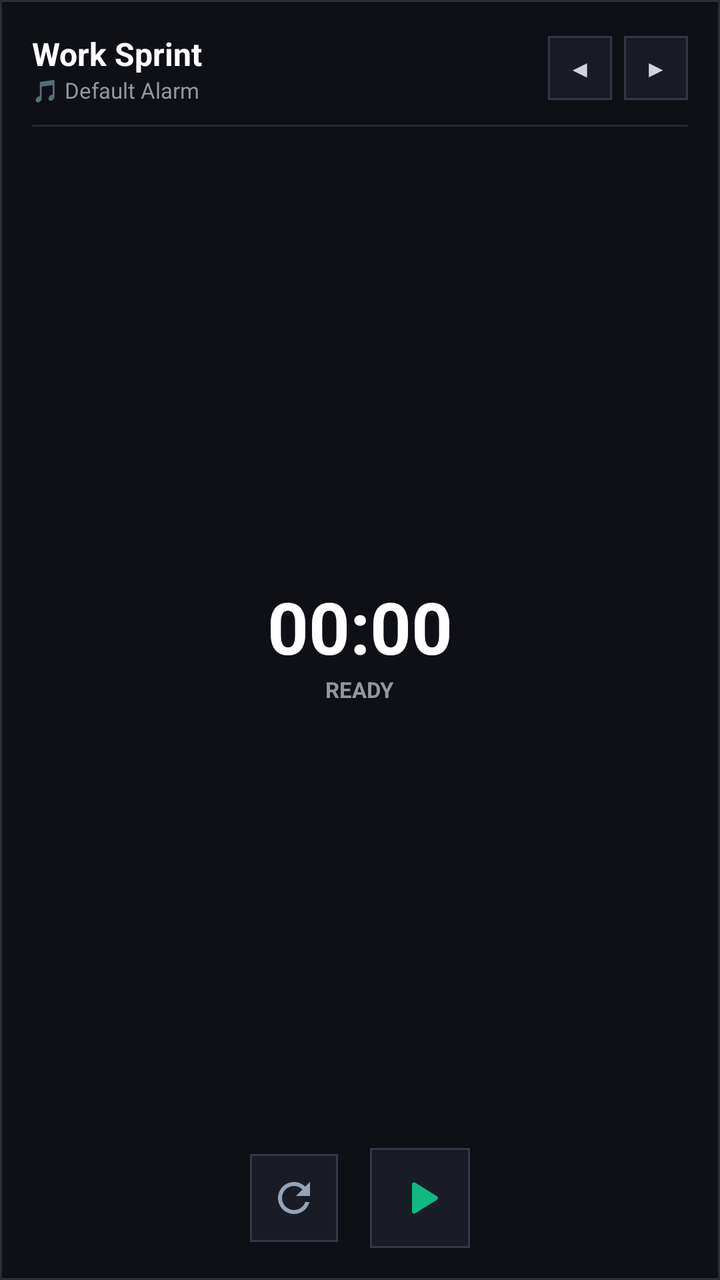
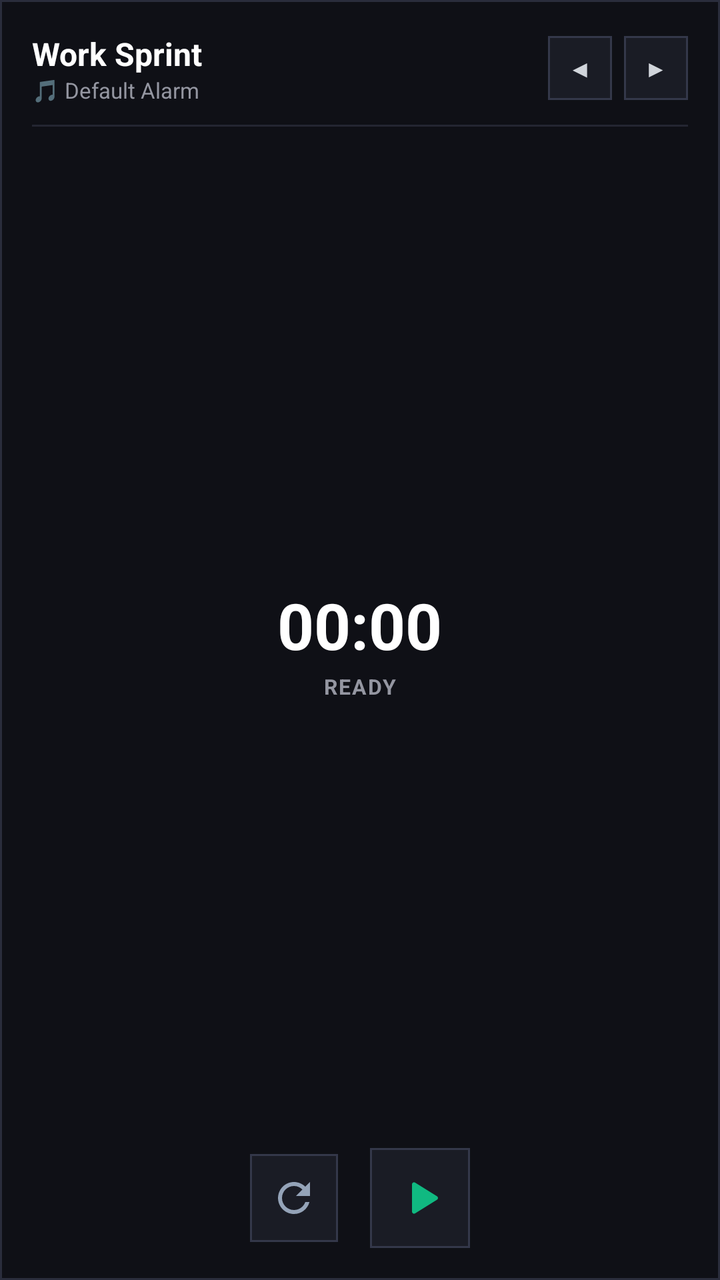

Compare the two renders of this Android layout. The source of the first and the diff that turns it into the second are given below.
<!-- AndroidManifest.xml: application theme Theme.MultiTimer -->
<!-- res/layout/widget_single_timer.xml -->
<?xml version="1.0" encoding="utf-8"?>
<LinearLayout xmlns:android="http://schemas.android.com/apk/res/android"
    android:id="@+id/hero_widget_root"
    android:layout_width="match_parent"
    android:layout_height="match_parent"
    android:background="@drawable/widget_card_bg"
    android:orientation="vertical"
    android:padding="16dp">

    
    <LinearLayout
        android:layout_width="match_parent"
        android:layout_height="wrap_content"
        android:gravity="center_vertical"
        android:orientation="horizontal">

        <LinearLayout
            android:layout_width="0dp"
            android:layout_height="wrap_content"
            android:layout_weight="1"
            android:orientation="vertical">

            <TextView
                android:id="@+id/hero_timer_name"
                android:layout_width="wrap_content"
                android:layout_height="wrap_content"
                android:ellipsize="end"
                android:maxLines="1"
                android:text="Work Sprint"
                android:textColor="#FFFFFF"
                android:textSize="16sp"
                android:textStyle="bold" />

            <TextView
                android:id="@+id/hero_sound_name"
                android:layout_width="wrap_content"
                android:layout_height="wrap_content"
                android:text="🎵 Default Alarm"
                android:textColor="#9496A1"
                android:textSize="11sp" />
        </LinearLayout>

        
        <TextView
            android:id="@+id/btn_hero_prev"
            android:layout_width="32dp"
            android:layout_height="32dp"
            android:background="@drawable/btn_action_bg"
            android:gravity="center"
            android:text="◀"
            android:textColor="#D1D5DB"
            android:textSize="12sp"
            android:layout_marginEnd="6dp" />

        
        <TextView
            android:id="@+id/btn_hero_next"
            android:layout_width="32dp"
            android:layout_height="32dp"
            android:background="@drawable/btn_action_bg"
            android:gravity="center"
            android:text="▶"
            android:textColor="#D1D5DB"
            android:textSize="12sp" />
    </LinearLayout>

    <FrameLayout
        android:layout_width="match_parent"
        android:layout_height="1dp"
        android:background="#242632"
        android:layout_marginTop="10dp"
        android:layout_marginBottom="12dp" />

    
    <LinearLayout
        android:layout_width="match_parent"
        android:layout_height="0dp"
        android:layout_weight="1"
        android:gravity="center"
        android:orientation="vertical">

        
        <Chronometer
            android:id="@+id/hero_chronometer"
            android:layout_width="wrap_content"
            android:layout_height="wrap_content"
            android:textColor="#FFFFFF"
            android:textSize="36sp"
            android:textStyle="bold" />

        
        <TextView
            android:id="@+id/hero_timer_text"
            android:layout_width="wrap_content"
            android:layout_height="wrap_content"
            android:text="25:00"
            android:textColor="#FFFFFF"
            android:textSize="36sp"
            android:textStyle="bold"
            android:visibility="gone" />

        <TextView
            android:id="@+id/hero_status_label"
            android:layout_width="wrap_content"
            android:layout_height="wrap_content"
            android:text="READY"
            android:textColor="#9496A1"
            android:textSize="11sp"
            android:textStyle="bold" />
    </LinearLayout>

    
    <LinearLayout
        android:layout_width="match_parent"
        android:layout_height="wrap_content"
        android:gravity="center"
        android:orientation="horizontal"
        android:layout_marginTop="8dp">

        <ImageButton
            android:id="@+id/btn_hero_reset"
            android:layout_width="44dp"
            android:layout_height="44dp"
            android:background="@drawable/btn_action_bg"
            android:contentDescription="Reset"
            android:src="@drawable/ic_reset"
            android:layout_marginEnd="16dp" />

        <ImageButton
            android:id="@+id/btn_hero_play_pause"
            android:layout_width="50dp"
            android:layout_height="50dp"
            android:background="@drawable/btn_action_bg"
            android:contentDescription="Play or Pause"
            android:src="@drawable/ic_play" />
    </LinearLayout>

</LinearLayout>
<!-- resources referenced by this layout -->
<resources>
  <!-- drawable btn_action_bg (drawable) -->
  <?xml version="1.0" encoding="utf-8"?>
  <shape xmlns:android="http://schemas.android.com/apk/res/android"
      android:shape="rectangle">
      <solid android:color="#1A1C25" />
      <corners android:radius="0dp" />
      <stroke
          android:width="1dp"
          android:color="#34384A" />
      <size
          android:width="36dp"
          android:height="36dp" />
  </shape>
  <!-- drawable ic_play (drawable) -->
  <vector xmlns:android="http://schemas.android.com/apk/res/android"
      android:width="24dp"
      android:height="24dp"
      android:viewportWidth="24"
      android:viewportHeight="24">
      <path
          android:fillColor="#10B981"
          android:pathData="M8,5.14v13.72a1,1 0,0 0,1.52 0.86l11,-6.86a1,1 0,0 0,0 -1.72l-11,-6.86A1,1 0,0 0,8 5.14z"/>
  </vector>
  <!-- drawable ic_reset (drawable) -->
  <vector xmlns:android="http://schemas.android.com/apk/res/android"
      android:width="24dp"
      android:height="24dp"
      android:viewportWidth="24"
      android:viewportHeight="24">
      <path
          android:fillColor="#94A3B8"
          android:pathData="M17.65,6.35C16.2,4.9 14.21,4 12,4c-4.42,0 -7.99,3.58 -7.99,8s3.57,8 7.99,8c3.73,0 6.84,-2.55 7.73,-6h-2.08c-0.82,2.33 -3.04,4 -5.65,4 -3.31,0 -6,-2.69 -6,-6s2.69,-6 6,-6c1.66,0 3.14,0.69 4.22,1.78L13,11h7V4l-2.35,2.35z"/>
  </vector>
  <!-- drawable widget_card_bg (drawable) -->
  <shape xmlns:android="http://schemas.android.com/apk/res/android"
      android:shape="rectangle">
      <solid android:color="#0F1016" />
      <corners android:radius="0dp" />
      <stroke
          android:width="1dp"
          android:color="#2A2D3C" />
  </shape>
  <style name="Theme.MultiTimer" parent="Theme.Material3.Dark.NoActionBar">
          <item name="colorPrimary">@color/primary</item>
          <item name="colorSecondary">@color/accent</item>
          <item name="android:statusBarColor">@color/bg_dark</item>
          <item name="android:windowBackground">@color/bg_dark</item>
      </style>
  <color name="primary">#6B8FA3</color>
  <color name="accent">#638573</color>
  <color name="bg_dark">#090A0D</color>
</resources>

<!-- the commit's change to res/layout/widget_single_timer.xml (unified diff, before → after) -->
@@ -72,42 +72,61 @@
         android:layout_marginBottom="12dp" />
 
     
-    <LinearLayout
+    <FrameLayout
         android:layout_width="match_parent"
         android:layout_height="0dp"
         android:layout_weight="1"
-        android:gravity="center"
-        android:orientation="vertical">
+        android:layout_marginTop="2dp"
+        android:layout_marginBottom="2dp">
 
         
-        <Chronometer
-            android:id="@+id/hero_chronometer"
-            android:layout_width="wrap_content"
-            android:layout_height="wrap_content"
-            android:textColor="#FFFFFF"
-            android:textSize="36sp"
-            android:textStyle="bold" />
+        <ImageView
+            android:id="@+id/hero_ring_progress"
+            android:layout_width="match_parent"
+            android:layout_height="match_parent"
+            android:layout_gravity="center"
+            android:scaleType="fitCenter"
+            android:contentDescription="Circular Progress Ring" />
 
-        
-        <TextView
-            android:id="@+id/hero_timer_text"
-            android:layout_width="wrap_content"
-            android:layout_height="wrap_content"
-            android:text="25:00"
-            android:textColor="#FFFFFF"
-            android:textSize="36sp"
-            android:textStyle="bold"
-            android:visibility="gone" />
+        <LinearLayout
+            android:layout_width="match_parent"
+            android:layout_height="match_parent"
+            android:gravity="center"
+            android:orientation="vertical">
 
-        <TextView
-            android:id="@+id/hero_status_label"
-            android:layout_width="wrap_content"
-            android:layout_height="wrap_content"
-            android:text="READY"
-            android:textColor="#9496A1"
-            android:textSize="11sp"
-            android:textStyle="bold" />
-    </LinearLayout>
+            
+            <Chronometer
+                android:id="@+id/hero_chronometer"
+                android:layout_width="wrap_content"
+                android:layout_height="wrap_content"
+                android:textColor="#FFFFFF"
+                android:textSize="32sp"
+                android:textStyle="bold" />
+
+            
+            <TextView
+                android:id="@+id/hero_timer_text"
+                android:layout_width="wrap_content"
+                android:layout_height="wrap_content"
+                android:text="25:00"
+                android:textColor="#FFFFFF"
+                android:textSize="32sp"
+                android:textStyle="bold"
+                android:visibility="gone" />
+
+            <TextView
+                android:id="@+id/hero_status_label"
+                android:layout_width="wrap_content"
+                android:layout_height="wrap_content"
+                android:text="READY"
+                android:textColor="#9496A1"
+                android:textSize="10.5sp"
+                android:letterSpacing="0.05"
+                android:textStyle="bold"
+                android:layout_marginTop="2dp" />
+        </LinearLayout>
+    </FrameLayout>
+
 
     
     <LinearLayout
